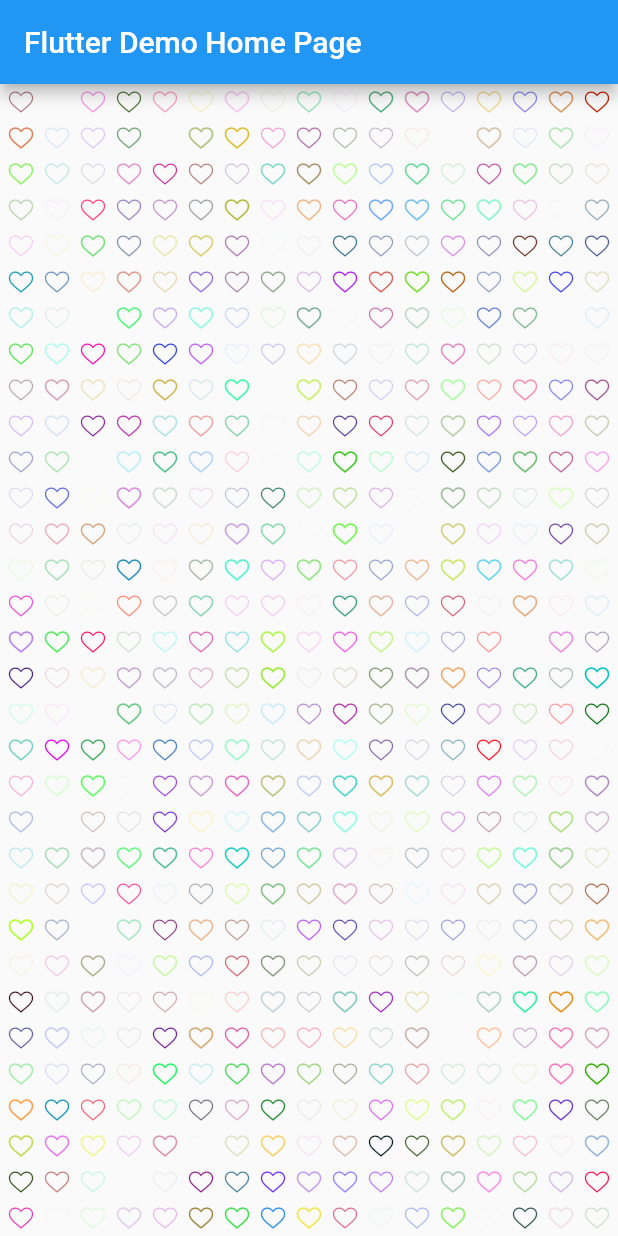
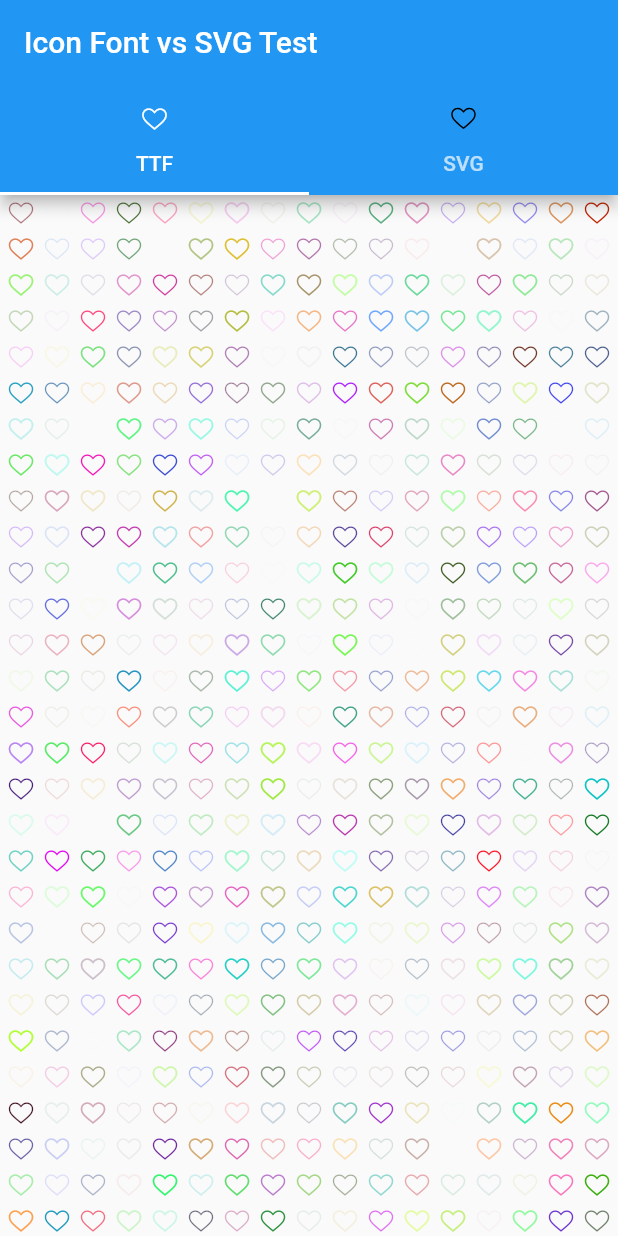
Before and after one commit to amake/flutter_icon_font_package_template, a Flutter app: the screen it shows after launch, on a phone screen of 412 x 824 dp. Run offline on Flutter 3.47's test engine with Material 2 defaults, Android fonts, the phone set to English and light mode, and no system bars; our stand-ins replace flutter_svg.

Commit message:
Add comparison with SVG via flutter_svg

```diff
--- a/example/lib/main.dart
+++ b/example/lib/main.dart
@@ -2,6 +2,7 @@ import 'dart:math';
 
 import 'package:flutter/material.dart';
 import 'package:flutter_icon_font_package_template/custom_font.dart';
+import 'package:flutter_svg/flutter_svg.dart';
 
 void main() => runApp(MyApp());
 
@@ -9,16 +10,18 @@ class MyApp extends StatelessWidget {
   @override
   Widget build(BuildContext context) {
     return MaterialApp(
-      title: 'Flutter Demo',
+      title: 'Icon Font Example',
       theme: ThemeData(
         primarySwatch: Colors.blue,
+        iconTheme: IconThemeData.fallback(), //.copyWith(size: 48),
       ),
-      home: MyHomePage(title: 'Flutter Demo Home Page'),
+      home: MyHomePage(title: 'Icon Font vs SVG Test'),
     );
   }
 }
 
 final _random = Random();
+Color _randomColor() => Color(_random.nextInt(0xFFFFFFFF));
 
 class MyHomePage extends StatelessWidget {
   MyHomePage({Key key, this.title}) : super(key: key);
@@ -27,30 +30,72 @@ class MyHomePage extends StatelessWidget {
 
   @override
   Widget build(BuildContext context) {
-    return Scaffold(
+    return DefaultTabController(
+      length: 2,
+      child: Scaffold(
         appBar: AppBar(
           title: Text(title),
+          bottom: TabBar(
+            tabs: <Widget>[
+              Tab(text: 'TTF', icon: Icon(CustomFontIcons.uE000)),
+              Tab(text: 'SVG', icon: SvgIcon('assets/images/ei-heart.svg')),
+            ],
           ),
-      body: Center(
+        ),
+        body: TabBarView(
+          children: <Widget>[
+            InfiniteIcons(
+                () => Icon(CustomFontIcons.uE000, color: _randomColor())),
+            InfiniteIcons(() =>
+                SvgIcon('assets/images/ei-heart.svg', color: _randomColor())),
+          ],
+        ),
+      ),
+    );
+  }
+}
+
+class SvgIcon extends StatelessWidget {
+  final String assetName;
+  final Color color;
+
+  SvgIcon(this.assetName, {this.color});
+
+  @override
+  Widget build(BuildContext context) {
+    final size = IconTheme.of(context).size;
+    final iconColor = color ?? IconTheme.of(context).color;
+    return SvgPicture.asset(assetName,
+        width: size, height: size, color: iconColor);
+  }
+}
+
+typedef Widget IconGen();
+
+class InfiniteIcons extends StatelessWidget {
+  final IconGen gen;
+
+  InfiniteIcons(this.gen);
+
+  @override
+  Widget build(BuildContext context) {
+    return Center(
       child: ListView.builder(
         itemBuilder: (context, i) {
           return Row(
             mainAxisAlignment: MainAxisAlignment.center,
-              children: <Widget>[
-                ..._iconRow(MediaQuery.of(context).size.width ~/
-                    IconTheme.of(context).size)
-              ],
+            children: _iconRow(context).toList(),
           );
         },
-        ),
       ),
     );
   }
 
-  Iterable<Widget> _iconRow(int count) sync* {
+  Iterable<Widget> _iconRow(BuildContext context) sync* {
+    final count =
+        MediaQuery.of(context).size.width ~/ IconTheme.of(context).size;
     for (var i = 0; i < count; i++) {
-      yield Icon(CustomFontIcons.uE000,
-          color: Color(_random.nextInt(0xFFFFFFFF)));
+      yield gen();
     }
   }
 }
--- a/example/pubspec.yaml
+++ b/example/pubspec.yaml
@@ -12,6 +12,12 @@ dependencies:
   flutter_icon_font_package_template:
     path: ../
 
+  flutter_svg: ^0.12.0
+
 dev_dependencies:
   flutter_test:
     sdk: flutter
+
+flutter:
+  assets:
+    - assets/images/ei-heart.svg
```
Also changed, not shown: example/assets/images/ei-heart.svg (added), example/pubspec.lock. Lines whose indentation alone changed are shown as unchanged.
